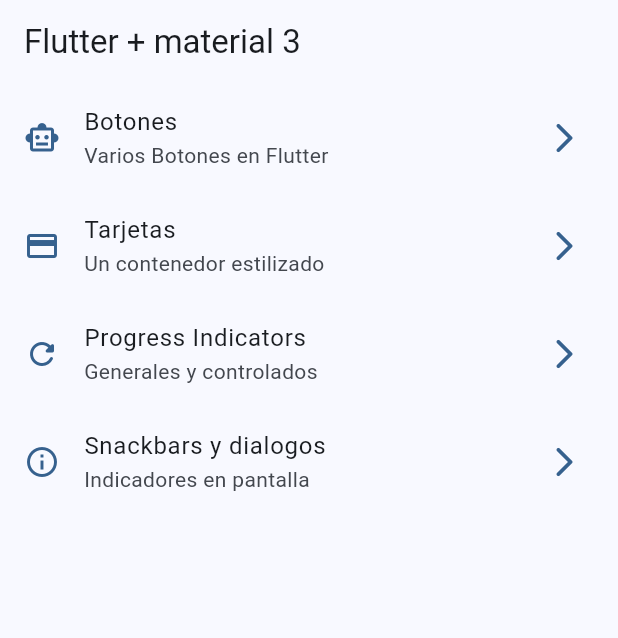
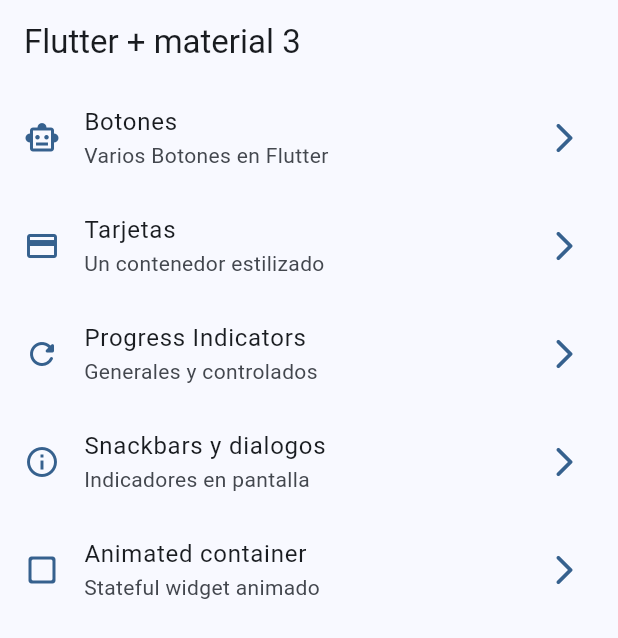
Before and after one commit to max-vigtov/widgets-app, a Flutter app: the screen it shows after launch, on a phone screen of 412 x 824 dp. Shown: the top 638 px of the screen. Run offline on Flutter 3.47's test engine with Material 2 defaults, Android fonts, the phone set to English and light mode, and no system bars; our stand-ins replace go_router.

Commit message:
Animated container screen finished

```diff
--- a/lib/config/menu/menu_items.dart
+++ b/lib/config/menu/menu_items.dart
@@ -42,4 +42,11 @@ const appMenuItems = <MenuItem>[
     link: '/snackbars',
     icon: Icons.info_outline
     ),
+
+  MenuItem(
+    title: 'Animated container',
+    subTitle: 'Stateful widget animado',
+    link: '/animated',
+    icon: Icons.check_box_outline_blank_rounded
+    ),
 ];
--- a/lib/config/router/app_router.dart
+++ b/lib/config/router/app_router.dart
@@ -31,6 +31,12 @@ final appRouter= GoRouter(
       path: '/snackbars',
       name: SnackBarScreen.name,
       builder: (context, state) => const SnackBarScreen(),
+      ),
+
+    GoRoute(
+      path: '/animated',
+      name: AnimatedScreen.name,
+      builder: (context, state) => const AnimatedScreen(),
       )
   ]
 );
--- a/lib/presentation/screens/snackbar/snackbar_screen.dart
+++ b/lib/presentation/screens/snackbar/snackbar_screen.dart
@@ -22,7 +22,6 @@ class SnackBarScreen extends StatelessWidget {
   }
 
   void openDialog (BuildContext context){
-
     showDialog(
       barrierDismissible: false,
       context: context,
@@ -31,7 +30,7 @@ class SnackBarScreen extends StatelessWidget {
         content: const Text('Nisi sint id dolor reprehenderit eiusmod deserunt eu. Mollit ex ut duis aliquip aute. Lorem excepteur do aliquip cillum Lorem dolor irure consequat tempor quis exercitation. Laboris ut officia pariatur id elit esse. Esse labore cupidatat ad proident dolor ex deserunt labore laboris.'),
         actions: [
             TextButton(  onPressed: () => context.pop(), child: const Text('Cancelar')),
-            FilledButton(onPressed: () => context.pop(), child: Text('Aceptar'))
+            FilledButton(onPressed: () => context.pop(), child: const Text('Aceptar'))
         ],
       ),
       );
```
Also changed, not shown: lib/presentation/screens/animated/animated_screen.dart (+49 -2 lines), lib/presentation/screens/cards/cards_screen.dart (+5 -7 lines).
